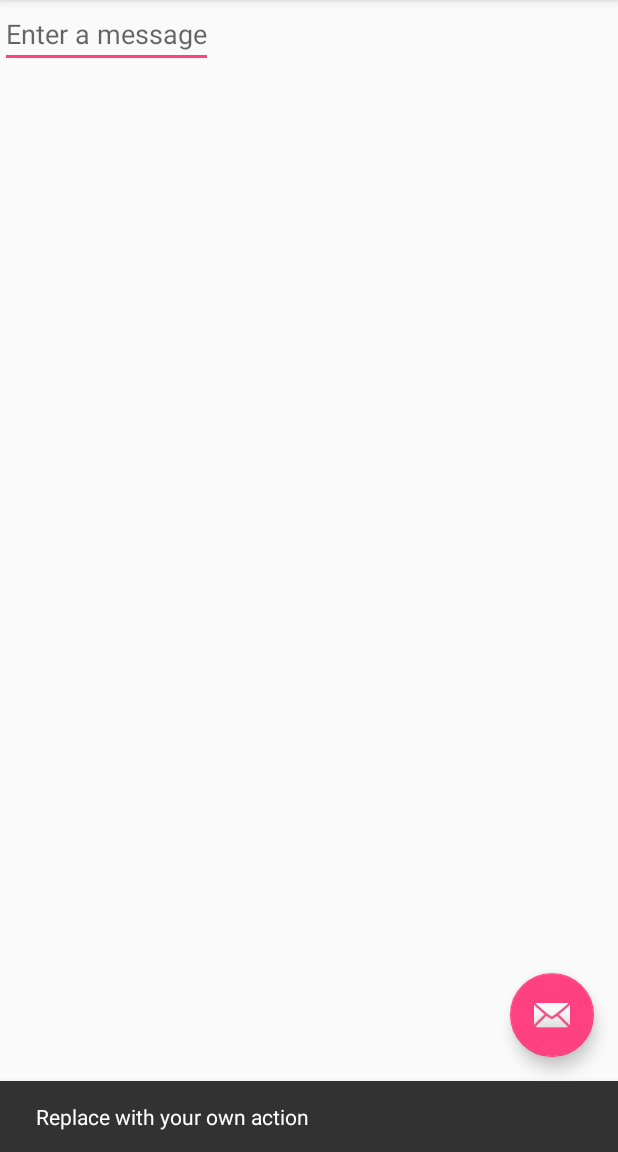
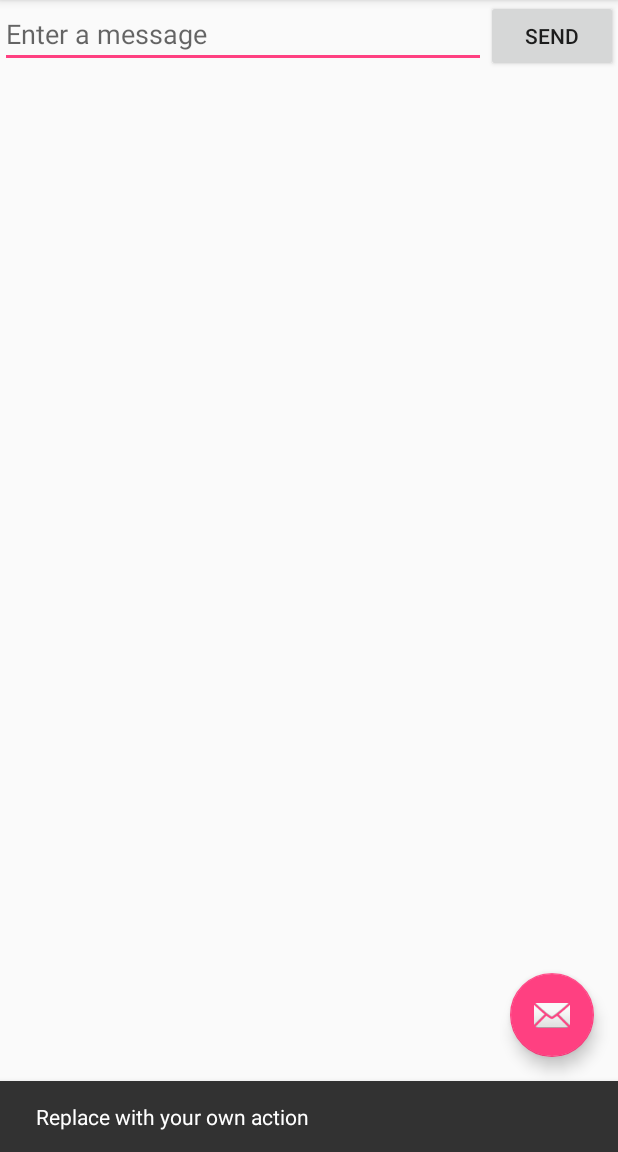
Before and after one commit to niasand/Android_Demo, an Android app: the screen it shows after launch (MyActivity), after a tap on an icon or button, on a phone screen of 412 x 824 dp, the part 84-1236 px from its top. Run offline under Robolectric (Android 15) with nearby library versions, the phone set to English and light mode, and no system bars.

Commit message:
利用weight改权重

```diff
--- a/app/src/main/res/layout/content_my.xml
+++ b/app/src/main/res/layout/content_my.xml
@@ -6,10 +6,17 @@
     android:layout_height="match_parent"
     app:layout_behavior="@string/appbar_scrolling_view_behavior"
     tools:showIn="@layout/activity_my">
+
     <EditText android:id="@+id/edit_message"
-        android:layout_width="wrap_content"
+        android:layout_weight="1"
+        android:layout_width="0dp"
         android:layout_height="wrap_content"
         android:hint="@string/edit_message" />
 
+    <Button
+        android:layout_width="wrap_content"
+        android:layout_height="wrap_content"
+        android:text="@string/button_send" />
+
 
 </LinearLayout>
```
